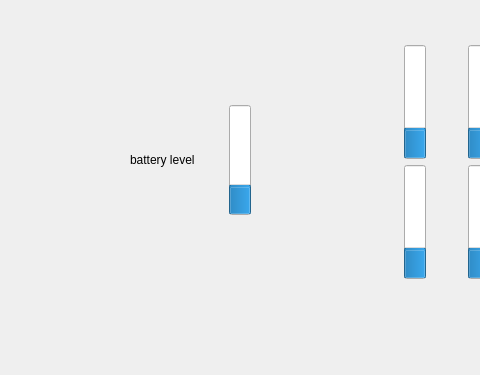
The window that mainwindow.ui (chatinEu/wifiBotV3) describes before a commit, drawn with Qt 5; both pictures show x 142 to 622 and y 225 to 600 of the 800 by 600 pixel window.
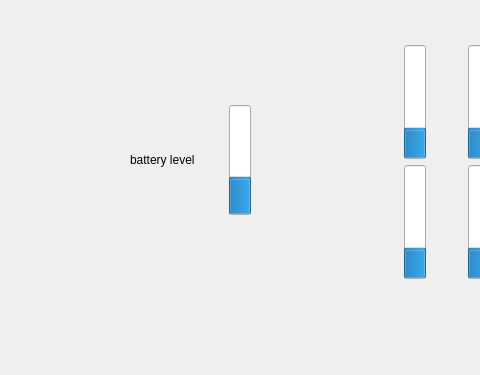
The same window after the commit.

Commit message: réparation UI, fix probleme event consommation

Diff of the .ui file:
```diff
--- a/mainwindow.ui
+++ b/mainwindow.ui
@@ -184,8 +184,14 @@
      </item>
      <item>
       <widget class="QProgressBar" name="progressBar">
+       <property name="autoFillBackground">
+        <bool>true</bool>
+       </property>
+       <property name="maximum">
+        <number>255</number>
+       </property>
        <property name="value">
-        <number>24</number>
+        <number>80</number>
        </property>
        <property name="alignment">
         <set>Qt::AlignLeading|Qt::AlignLeft|Qt::AlignVCenter</set>
```
The commit also changes 4 other files.
